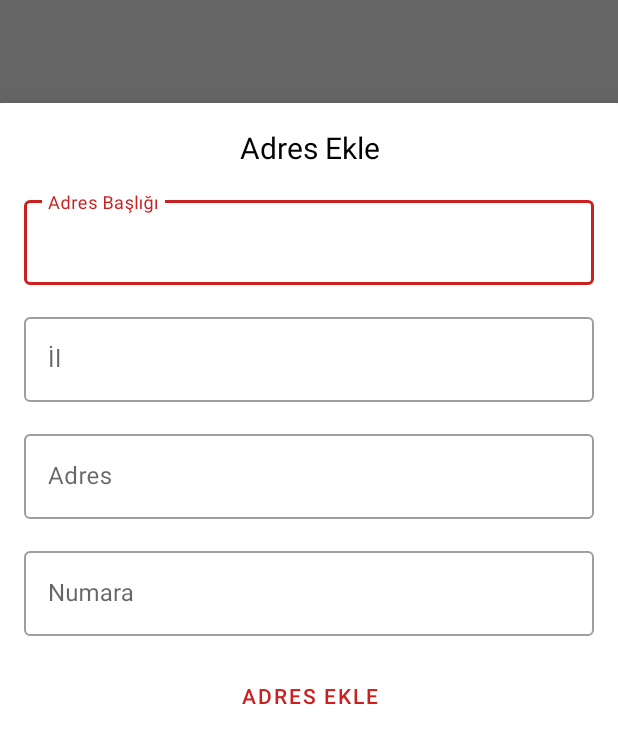
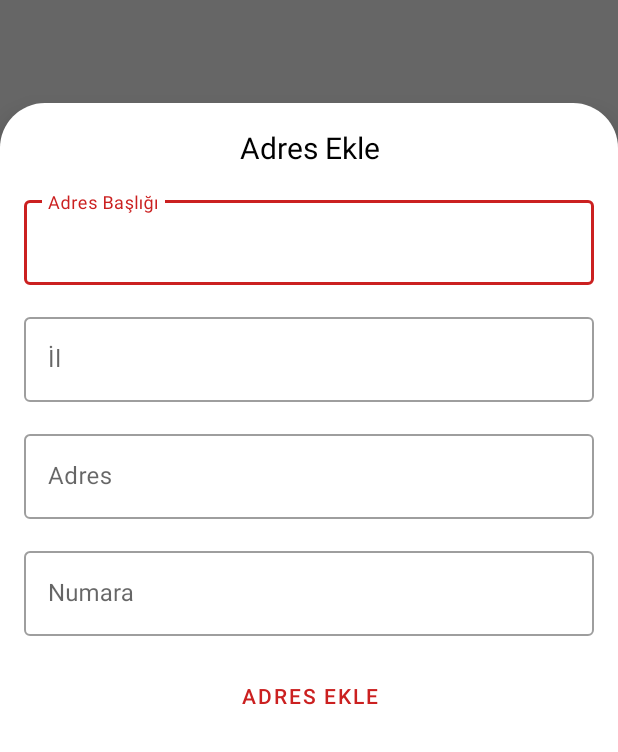
Before and after one commit to Yemeksepeti-Mobil-Android-Bootcamp/teamB_homework3, an Android app: the ProfileFragment screen opened through its navigation route, after a tap on "Add", on a phone screen of 412 x 824 dp. Shown: the part 480-1232 px from the top of the screen. Run offline under Robolectric (Android 15) with nearby library versions, the phone set to English and light mode, and no system bars; our stand-ins replace Firebase (no records; nobody signed in at launch, a user with empty details on screens opened directly), navigation-ui.

Commit message:
Fix bug profile ui

```diff
--- a/app/src/main/java/com/example/teambhomework3/entity/Adress.kt
+++ b/app/src/main/java/com/example/teambhomework3/entity/Adress.kt
@@ -1,4 +1,4 @@
 package com.example.teambhomework3.entity
 
-data class  Adress(val adressName: String, val addressCity: String, val address: String, val adressNumber: String) {
+data class  Adress(val adressName: String, val addressCity: String, val address: String, val adressNumber: String, val id: String) {
 }
--- a/app/src/main/java/com/example/teambhomework3/fragments/ProfileFragment.kt
+++ b/app/src/main/java/com/example/teambhomework3/fragments/ProfileFragment.kt
@@ -6,11 +6,13 @@ import androidx.fragment.app.Fragment
 import android.view.LayoutInflater
 import android.view.View
 import android.view.ViewGroup
+import androidx.fragment.app.DialogFragment
 import androidx.recyclerview.widget.GridLayoutManager
 import com.bumptech.glide.Glide
+import com.example.teambhomework3.R
 import com.example.teambhomework3.databinding.FragmentProfileBinding
 import com.example.teambhomework3.entity.Adress
-import com.example.teambhomework3.utils.adapters.ProfileAdapter
+import com.example.teambhomework3.utils.adapters.AddressAdapter
 import com.google.firebase.firestore.FirebaseFirestore
 import com.google.firebase.firestore.ktx.firestore
 import com.google.firebase.ktx.Firebase
@@ -21,7 +23,7 @@ class ProfileFragment : Fragment() {
     private val binding get() = _binding!!
 
     private lateinit var db: FirebaseFirestore
-    private lateinit var myAdapter: ProfileAdapter
+    private lateinit var myAdapter: AddressAdapter
     private lateinit var adressArrayList: ArrayList<Adress>
 
 
@@ -46,7 +48,7 @@ class ProfileFragment : Fragment() {
         binding.profileAdressRecyclerView.setHasFixedSize(true)
 
         adressArrayList = arrayListOf()
-        myAdapter = ProfileAdapter(adressArrayList, requireContext())
+        myAdapter = AddressAdapter(adressArrayList, requireContext())
         binding.profileAdressRecyclerView.adapter = myAdapter
 
         getUser(db)
@@ -56,6 +58,7 @@ class ProfileFragment : Fragment() {
     private fun onClickListener() {
         val bottomSheetFragment = BottomSheetFragment()
         binding.profileAddAdress.setOnClickListener {
+            bottomSheetFragment.setStyle(DialogFragment.STYLE_NORMAL, R.style.ThemeOverlay_Demo_BottomSheetDialog)
             bottomSheetFragment.show(requireActivity().supportFragmentManager, "BottomSheetDialog")
         }
     }
@@ -86,9 +89,10 @@ class ProfileFragment : Fragment() {
                     adressArrayList.add(
                         Adress(
                             "${doc.data["adressName"]}",
-                            "${doc.data["adressCity"]}",
-                            "${doc.data["adress"]}",
+                            "${doc.data["addressCity"]}",
+                            "${doc.data["address"]}",
                             "${doc.data["adressNumber"]}",
+                            "${doc.id}"
                         )
                     )
                 }
--- a/app/src/main/java/com/example/teambhomework3/utils/adapters/ProfileAdapter.kt
+++ b/app/src/main/java/com/example/teambhomework3/utils/adapters/AddressAdapter.kt
@@ -1,22 +1,34 @@
 package com.example.teambhomework3.utils.adapters
 
+import android.content.ContentValues.TAG
 import android.content.Context
+import android.util.Log
 import android.view.LayoutInflater
 import android.view.View
 import android.view.ViewGroup
 import android.widget.TextView
+import android.widget.Toast
+import androidx.cardview.widget.CardView
+import androidx.navigation.findNavController
 import androidx.recyclerview.widget.RecyclerView
 import com.example.teambhomework3.R
 import com.example.teambhomework3.entity.Adress
+import com.google.firebase.firestore.DocumentSnapshot
+import com.google.firebase.firestore.FirebaseFirestore
+import com.google.firebase.firestore.ktx.firestore
+import com.google.firebase.ktx.Firebase
 
-class ProfileAdapter(private val adressList: ArrayList<Adress>, private val mContext: Context)
-    : RecyclerView.Adapter<ProfileAdapter.MyViewHolder>() {
+class AddressAdapter(private val adressList: ArrayList<Adress>, private val mContext: Context)
+    : RecyclerView.Adapter<AddressAdapter.MyViewHolder>() {
+
+    private lateinit var db: FirebaseFirestore
 
     inner class MyViewHolder(itemView : View) : RecyclerView.ViewHolder(itemView){
         val adressName: TextView = itemView.findViewById(R.id.profileAdressName)
         val adressCity: TextView = itemView.findViewById(R.id.profileCity)
         val adress: TextView = itemView.findViewById(R.id.profileAdress)
         val adressNumber: TextView = itemView.findViewById(R.id.profileNumber)
+        val adressContainer: CardView = itemView.findViewById(R.id.profileAdressContainer)
     }
 
     override fun onCreateViewHolder(parent: ViewGroup, viewType: Int): MyViewHolder {
@@ -31,10 +43,24 @@ class ProfileAdapter(private val adressList: ArrayList<Adress>, private val mCon
         holder.adressCity.text = adress.addressCity
         holder.adress.text = adress.address
         holder.adressNumber.text = adress.adressNumber
+
+        holder.adressContainer.setOnClickListener {
+            db = Firebase.firestore
+
+            db.collection("users").document("7TqNLIAQzjJVWLRAsAmC")
+                .collection("adress").document(adress.id)
+                .delete()
+                .addOnSuccessListener { Log.d(TAG, "DocumentSnapshot successfully deleted!")
+                    adressList.removeAt(position)
+                notifyDataSetChanged()
+                }
+                .addOnFailureListener { e -> Log.w(TAG, "Error deleting document", e) }
+
+            Toast.makeText(mContext,"Adres başarıyla silindi", Toast.LENGTH_SHORT).show()
+        }
     }
 
     override fun getItemCount(): Int {
         return adressList.size
     }
-
 }
--- a/app/src/main/res/layout/fragment_bottom_sheet.xml
+++ b/app/src/main/res/layout/fragment_bottom_sheet.xml
@@ -1,11 +1,9 @@
 <?xml version="1.0" encoding="utf-8"?>
-    <androidx.cardview.widget.CardView
-        xmlns:app="http://schemas.android.com/apk/res-auto"
+        <LinearLayout
         xmlns:android="http://schemas.android.com/apk/res/android"
+        android:padding="16dp"
         android:layout_width="match_parent"
-        android:layout_height="wrap_content"
-        app:contentPadding="16dp"
-        app:cardElevation="8dp">
+        android:layout_height="wrap_content">
         <LinearLayout
             android:layout_width="match_parent"
             android:layout_height="match_parent"
@@ -80,4 +78,4 @@
                 android:layout_marginTop="16dp"
                 android:text="Adres Ekle" />
         </LinearLayout>
-    </androidx.cardview.widget.CardView>
+    </LinearLayout>
--- a/app/src/main/res/layout/item_adress.xml
+++ b/app/src/main/res/layout/item_adress.xml
@@ -1,5 +1,6 @@
 <?xml version="1.0" encoding="utf-8"?>
-<androidx.cardview.widget.CardView android:id="@+id/profileAdressContainer"
+<androidx.cardview.widget.CardView
+    android:id="@+id/profileAdressContainer"
     android:layout_width="match_parent"
     android:layout_height="wrap_content"
     android:layout_marginHorizontal="2dp"
--- a/app/src/main/res/values/styles.xml
+++ b/app/src/main/res/values/styles.xml
@@ -4,4 +4,24 @@
         <item name="cornerSize">50%</item>
         <item name="android:background">#00000000</item>
     </style>
+
+    <style name="ShapeAppearanceOverlay.Demo" parent="">
+        <item name="cornerSize">0dp</item>
+        <item name="cornerSizeTopLeft">30dp</item>
+        <item name="cornerSizeTopRight">30dp</item>
+    </style>
+
+    <style name="AppTheme" parent="Theme.MaterialComponents.Light.NoActionBar">
+        <item name="bottomSheetDialogTheme">@style/ThemeOverlay.Demo.BottomSheetDialog</item>
+    </style>
+
+    <style
+        name="ThemeOverlay.Demo.BottomSheetDialog"
+        parent="@style/ThemeOverlay.MaterialComponents.BottomSheetDialog">
+        <item name="bottomSheetStyle">@style/Widget.Demo.BottomSheet</item>
+    </style>
+
+    <style name="Widget.Demo.BottomSheet" parent="Widget.MaterialComponents.BottomSheet">
+        <item name="shapeAppearanceOverlay">@style/ShapeAppearanceOverlay.Demo</item>
+    </style>
 </resources>
```
Also changed, not shown: app/src/main/java/com/example/teambhomework3/fragments/BottomSheetFragment.kt (+20 -8 lines), app/src/main/res/drawable/bottom_sheet_radius.xml (added, +7 -0 lines).
